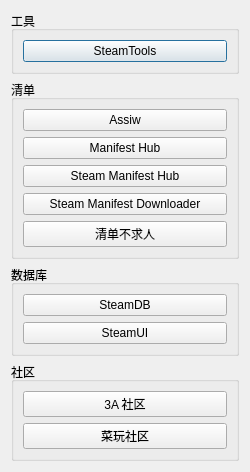
Before: the Qt Designer form openwebsitedialog.ui in AraoPU/SteamTools-Manifest-Manager, drawn with Qt 5.
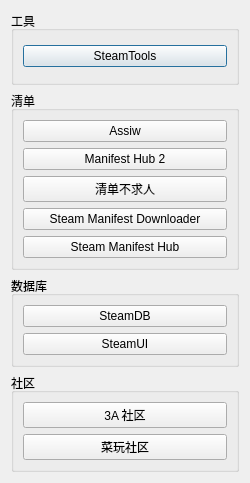
After: the same form once the commit is applied.

Commit message: feat(OpenWebsiteDialog): 清单栏添加 ManifestHub2 feat(OpenWebsiteDialog): 清单栏移除 ManifestHub，因为不知道干啥的

```diff
--- a/openwebsitedialog.ui
+++ b/openwebsitedialog.ui
@@ -7,7 +7,7 @@
     <x>0</x>
     <y>0</y>
     <width>250</width>
-    <height>454</height>
+    <height>483</height>
    </rect>
   </property>
   <property name="sizePolicy">
@@ -19,6 +19,9 @@
   <property name="windowTitle">
    <string>网站</string>
   </property>
+  <property name="styleSheet">
+   <string notr="true"/>
+  </property>
   <layout class="QVBoxLayout" name="verticalLayout">
    <item>
     <widget class="QGroupBox" name="gbx_Tools">
@@ -52,21 +55,7 @@
       <item>
        <widget class="QPushButton" name="btn_Manifest_ManifestHub">
         <property name="text">
-         <string>Manifest Hub</string>
-        </property>
-       </widget>
-      </item>
-      <item>
-       <widget class="QPushButton" name="btn_Manifest_SteamManifestHub">
-        <property name="text">
-         <string>Steam Manifest Hub</string>
-        </property>
-       </widget>
-      </item>
-      <item>
-       <widget class="QPushButton" name="btn_Manifest_SteamManifestDownloader">
-        <property name="text">
-         <string>Steam Manifest Downloader</string>
+         <string>Manifest Hub 2</string>
         </property>
        </widget>
       </item>
@@ -77,6 +66,20 @@
         </property>
        </widget>
       </item>
+      <item>
+       <widget class="QPushButton" name="btn_Manifest_SteamManifestDownloader">
+        <property name="text">
+         <string>Steam Manifest Downloader</string>
+        </property>
+       </widget>
+      </item>
+      <item>
+       <widget class="QPushButton" name="btn_Manifest_SteamManifestHub">
+        <property name="text">
+         <string>Steam Manifest Hub</string>
+        </property>
+       </widget>
+      </item>
      </layout>
     </widget>
    </item>
```
Left out of the diff: 2 changed lines with no effect on the pictures. The commit also changes 2 other files.
